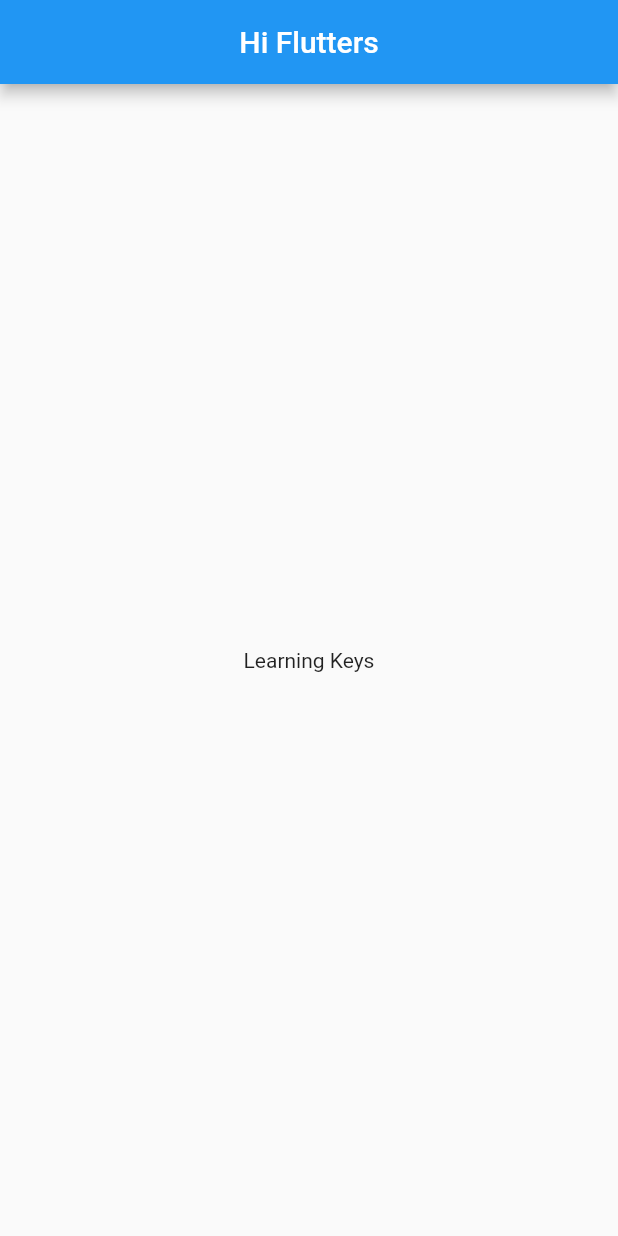
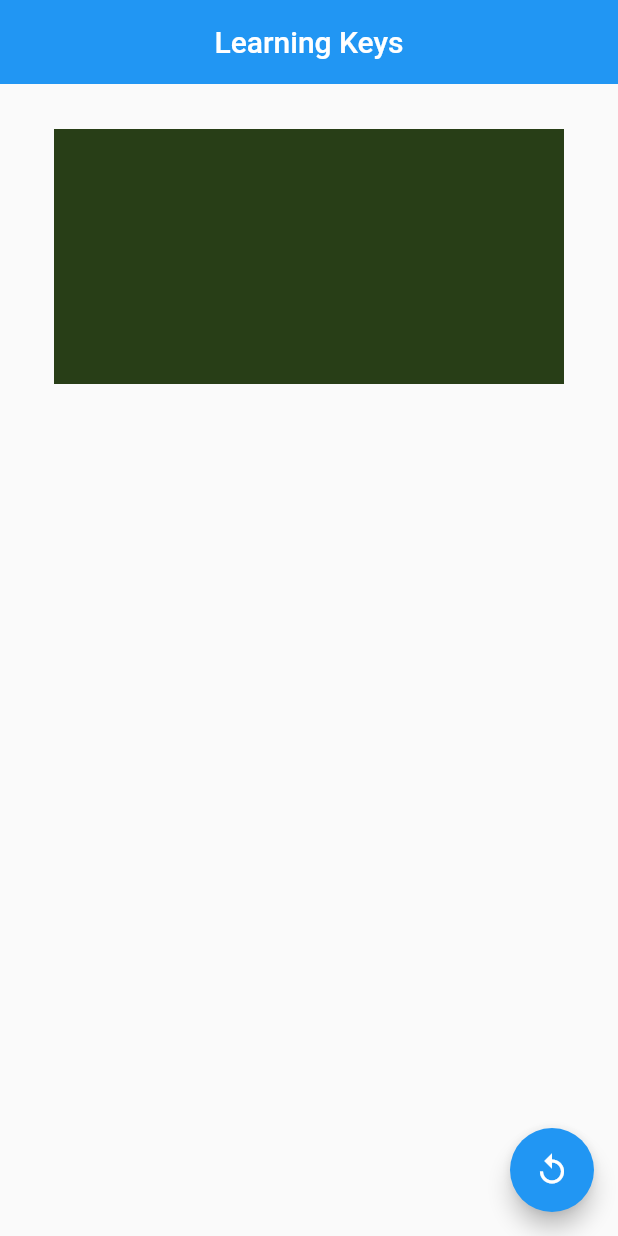
Before and after one commit to Jhon-Giraldo/learning_keys, a Flutter app: the screen it shows after launch, on a phone screen of 412 x 824 dp. Run offline on Flutter 3.47's test engine with Material 2 defaults, Android fonts, the light colour scheme and no system bars.

Commit message:
StalessColorBox implemented

```diff
--- a/lib/main.dart
+++ b/lib/main.dart
@@ -1,4 +1,5 @@
 import 'package:flutter/material.dart';
+import 'dart:math';
 
 void main() => runApp(const MyApp());
 
@@ -7,17 +8,74 @@ class MyApp extends StatelessWidget {
 
   @override
   Widget build(BuildContext context) {
-    return MaterialApp(
+    return const MaterialApp(
+      debugShowCheckedModeBanner: false,
       title: 'Keys in Flutter',
-      home: Scaffold(
-        appBar: AppBar(
-          centerTitle: true,
-          title: const Text('Hi Flutters'),
-        ),
-        body: const Center(
-          child: Text('Learning Keys'),
-        ),
-      ),
+      home: HomePage(),
     );
   }
 }
+
+class HomePage extends StatefulWidget {
+  const HomePage({super.key});
+
+  @override
+  State<HomePage> createState() => _HomePageState();
+}
+
+class _HomePageState extends State<HomePage> {
+  List<Widget> boxes = [
+    const StatelessColorBox(),
+    const StatelessColorBox(),
+  ];
+
+
+  @override
+  Widget build(BuildContext context) {
+    return Scaffold(
+      appBar: AppBar(
+        centerTitle: true,
+        title: const Text('Learning Keys'),
+        elevation: 0,
+      ),
+      body: Padding(
+        padding: const EdgeInsets.only(top: 30),
+        child: Row(
+          mainAxisAlignment: MainAxisAlignment.center,
+          children: boxes),
+      ),
+      floatingActionButton: FloatingActionButton(
+        onPressed: changeBoxesColor,
+        child: const Icon(Icons.replay_outlined)),
+    );
+  }
+
+  changeBoxesColor() {
+    setState(() {
+      boxes.insert(1, boxes.removeAt(0));
+    });
+  }
+}
+
+class StatelessColorBox extends StatelessWidget {
+  const StatelessColorBox({super.key});
+
+  @override
+  Widget build(BuildContext context) {
+    return Container(
+      color: randomColor(),
+      child: const Padding(padding: EdgeInsets.all(85.0)),
+
+    );
+  }
+}
+
+randomColor(){
+  var randomColor = Random();
+  return Color.fromRGBO(
+    randomColor.nextInt(255),
+    randomColor.nextInt(255),
+    randomColor.nextInt(255),
+    1,
+  );
+}
```
